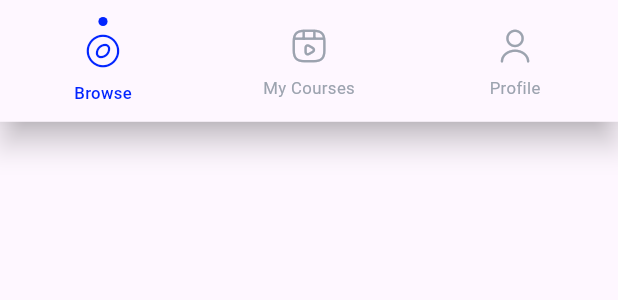
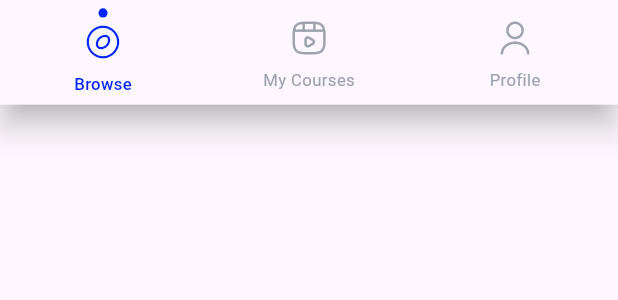
Before and after one commit to moha-b/LMS, a Flutter app: the BottomNavigationBarSection widget shown alone on an empty page, opened directly, on a phone screen of 412 x 824 dp. Shown: the top 300 px of the screen. Run offline on Flutter 3.47's test engine with Material 3 defaults, Android fonts, the phone set to English and light mode, and no system bars; our stand-ins replace bloc, cached_network_image, chewie, dio, equatable, flutter_bloc and 9 more; missing offline and left inert: flutter_icon_snackbar, number_to_words_english, semicircle_indicator; accounts and stored records are empty; network calls fail.

Commit message:
updates
updates

```diff
--- a/lib/features/courses/view/widgets/categories_widget.dart
+++ b/lib/features/courses/view/widgets/categories_widget.dart
@@ -24,7 +24,7 @@ class _CategoriesState extends State<Categories> {
     return Padding(
       padding: EdgeInsets.only(top: 16.h),
       child: SizedBox(
-        height: 40.h,
+        height: 45.h,
         child: ListView.separated(
           scrollDirection: Axis.horizontal,
           padding: EdgeInsets.only(left: 24.w),
--- a/lib/features/home/view/widgets/bottom_nav_bar.dart
+++ b/lib/features/home/view/widgets/bottom_nav_bar.dart
@@ -20,9 +20,7 @@ class _BottomNavigationBarSectionState
 
   @override
   Widget build(BuildContext context) {
-    return SizedBox(
-      height: 80.h,
-      child: BottomNavigationBar(
+    return BottomNavigationBar(
       iconSize: 24.sp,
       selectedLabelStyle: TextStyle(
         fontSize: 11.sp,
@@ -65,7 +63,6 @@ class _BottomNavigationBarSectionState
       ],
       currentIndex: _selectedIndex,
       onTap: _onItemTapped,
-      ),
     );
   }
 }
--- a/lib/features/home/view/widgets/main_tracks_list.dart
+++ b/lib/features/home/view/widgets/main_tracks_list.dart
@@ -7,13 +7,12 @@ class MainTracksList extends StatelessWidget {
   @override
   Widget build(BuildContext context) {
     return SizedBox(
-      height: 38.h,
+      height: 40.h,
       child: ListView.separated(
         padding: EdgeInsets.symmetric(horizontal: 24.w),
         itemCount: tracks.length,
         scrollDirection: Axis.horizontal,
         itemBuilder: (context, index) {
-          if (tracks[index]?.title != null) {
           return GestureDetector(
             onTap: () {
               NavigationHelper.navigateTo(AppRoute.VIEW_ALL_COURSES,
@@ -24,7 +23,6 @@ class MainTracksList extends StatelessWidget {
                   });
             },
             child: Container(
-                height: 38.h,
               padding: EdgeInsets.fromLTRB(12.w, 12.h, 12.w, 12.h),
               alignment: Alignment.center,
               decoration: BoxDecoration(
@@ -42,7 +40,7 @@ class MainTracksList extends StatelessWidget {
               ),
             ),
           );
-          }
+          return null;
         },
         separatorBuilder: (BuildContext context, int index) => SizedBox(
           width: 8.w,
--- a/lib/features/home/view/widgets/popular_courses.dart
+++ b/lib/features/home/view/widgets/popular_courses.dart
@@ -51,7 +51,7 @@ class PopularCourses extends StatelessWidget {
                               arguments: list[index].id),
                           child: Container(
                             width: 207.w,
-                            height: 122.h,
+                            height: 120.h,
                             alignment: Alignment.topLeft,
                             padding: EdgeInsets.only(top: 12.h, left: 12.w),
                             decoration: BoxDecoration(
```
Also changed, not shown: lib/features/quiz/data/model/question.dart (+6 -3 lines), lib/features/quiz/view/widgets/quiz_page_widget.dart (+11 -14 lines). Lines whose indentation alone changed are shown as unchanged.
